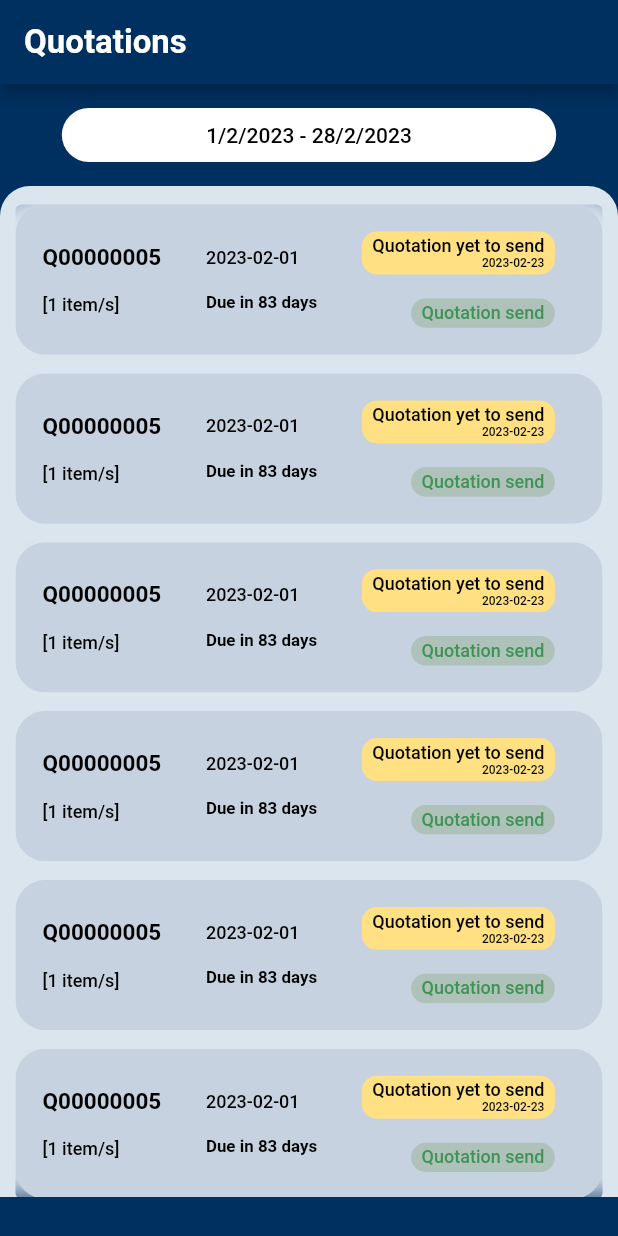
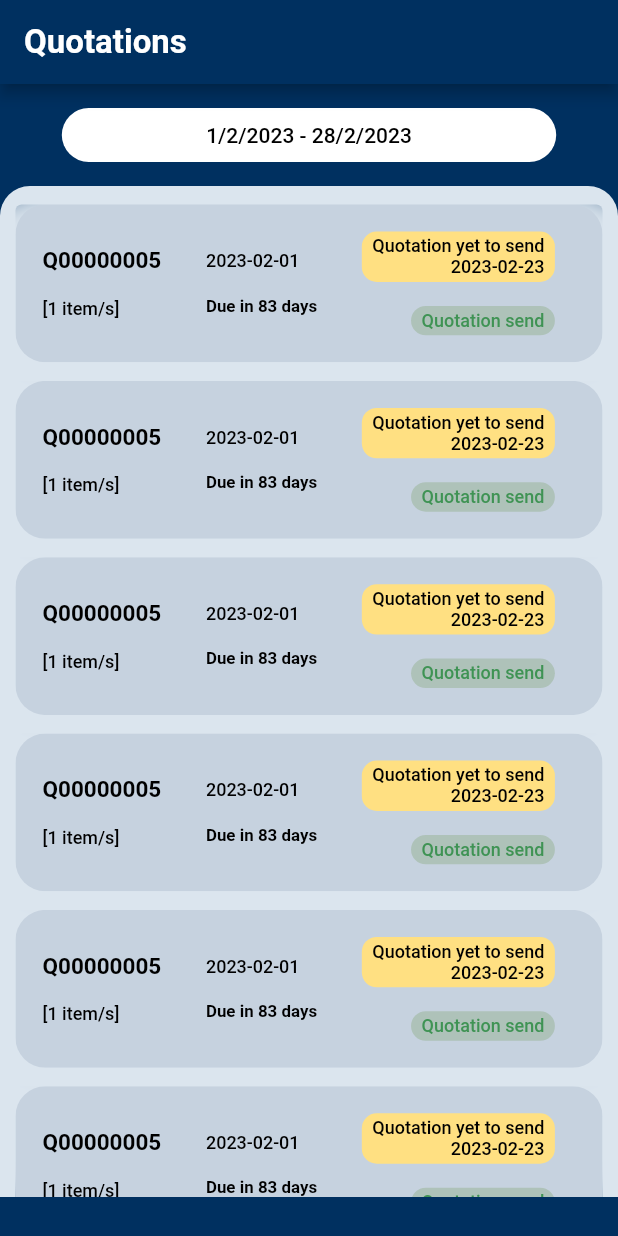
Before and after one commit to joyshil01/my_partner_jshil, a Flutter app: the QuotationScreen screen opened directly, on a phone screen of 412 x 824 dp. Run offline on Flutter 3.47's test engine with Material 2 defaults, Android fonts, the phone set to English and light mode, and no system bars; our stand-ins replace cool_alert, curved_navigation_bar, dotted_border, file_picker, fl_chart, flutter_svg and 4 more; missing offline and left inert: simple_ripple_animation; Roboto replaces fonts that are missing (SourceSansPro).

Commit message:
quotation

```diff
--- a/lib/views/screen/quotationsScreen.dart
+++ b/lib/views/screen/quotationsScreen.dart
@@ -215,7 +215,7 @@ class _QuotationScreenState extends State<QuotationScreen> {
                                                           .bodyText1!
                                                           .copyWith(
                                                             color: Colors.black,
-                                                            fontSize: 8,
+                                                            fontSize: 12,
                                                           ),
                                                     ),
                                                   ],
```
